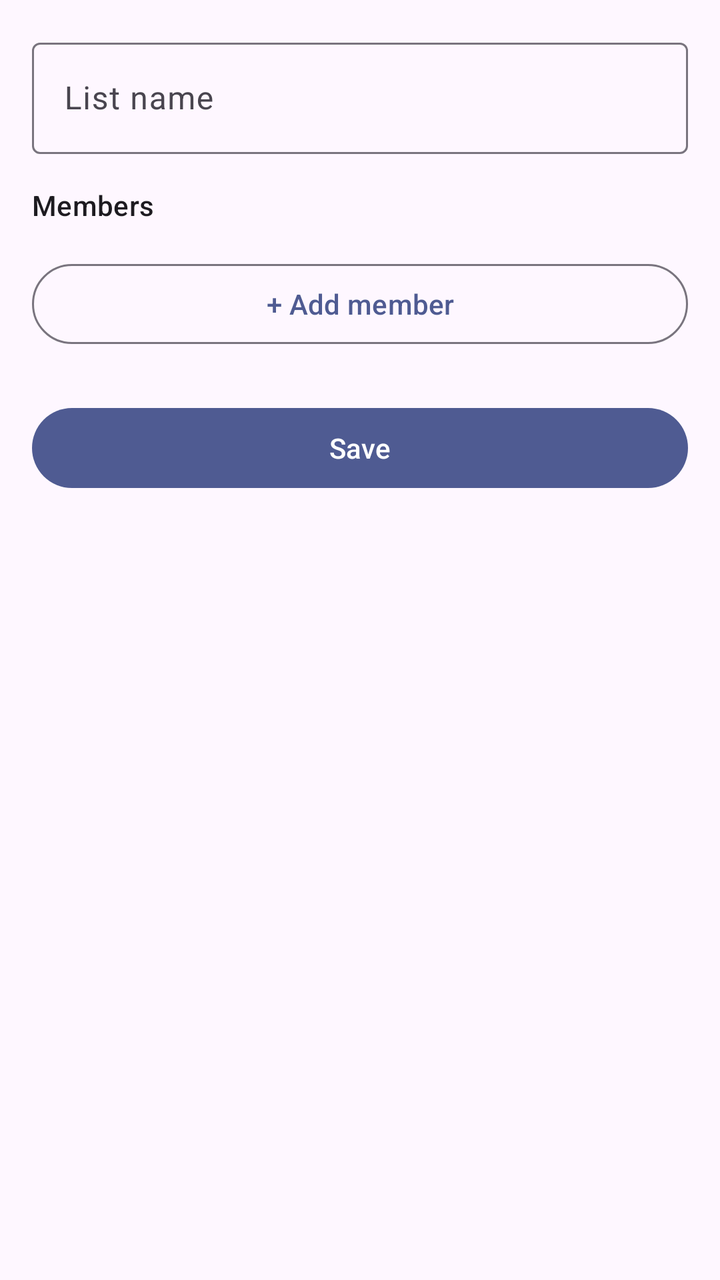
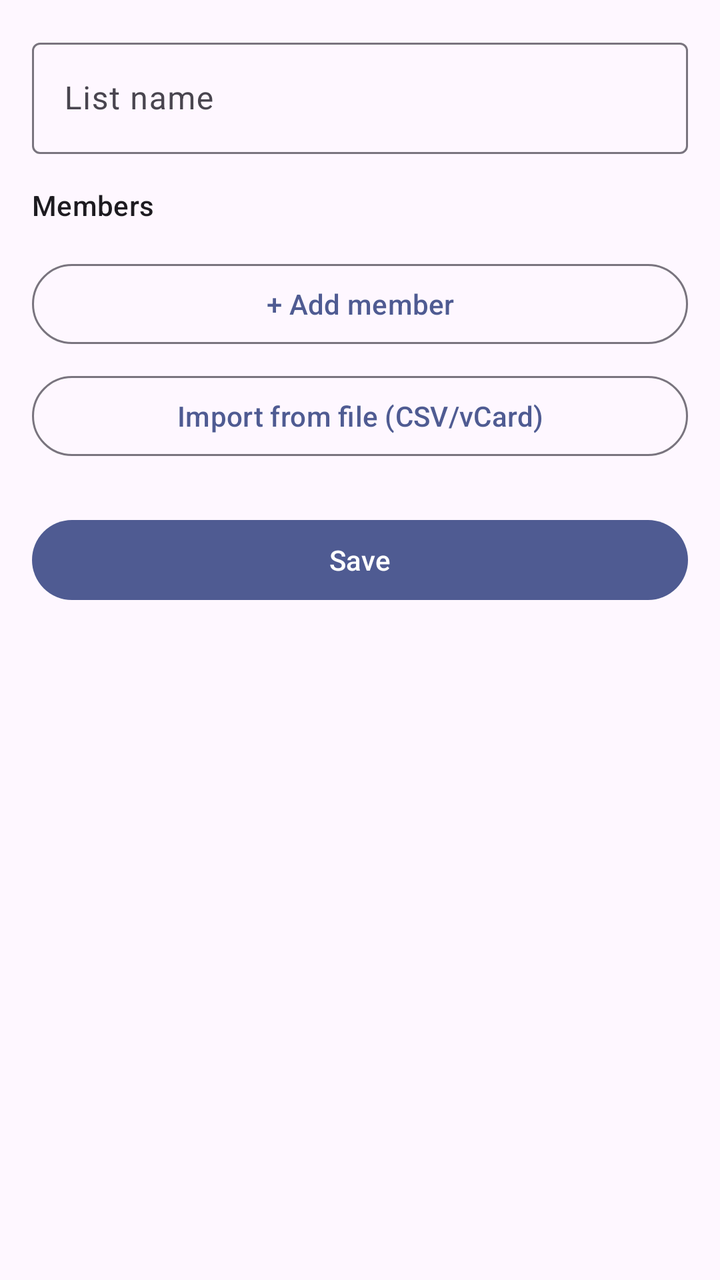

Two renders of the same Android screen: before a commit and after it. Below are the layout's source before the change and the commit's diff.
<!-- AndroidManifest.xml: application theme Theme.Reminders -->
<!-- res/layout/activity_edit_recipient_list.xml -->
<?xml version="1.0" encoding="utf-8"?>
<ScrollView xmlns:android="http://schemas.android.com/apk/res/android"
    android:layout_width="match_parent"
    android:layout_height="match_parent">

    <LinearLayout
        android:layout_width="match_parent"
        android:layout_height="wrap_content"
        android:orientation="vertical"
        android:padding="16dp">

        <com.google.android.material.textfield.TextInputLayout
            android:layout_width="match_parent"
            android:layout_height="wrap_content"
            android:hint="@string/recipient_list_label_name">

            <com.google.android.material.textfield.TextInputEditText
                android:id="@+id/input_name"
                android:layout_width="match_parent"
                android:layout_height="wrap_content" />
        </com.google.android.material.textfield.TextInputLayout>

        <TextView
            android:layout_width="match_parent"
            android:layout_height="wrap_content"
            android:layout_marginTop="16dp"
            android:text="@string/recipient_list_members"
            android:textAppearance="?attr/textAppearanceLabelLarge" />

        <LinearLayout
            android:id="@+id/members_container"
            android:layout_width="match_parent"
            android:layout_height="wrap_content"
            android:orientation="vertical"
            android:layout_marginTop="8dp" />

        <Button
            android:id="@+id/button_add_member"
            style="?attr/materialButtonOutlinedStyle"
            android:layout_width="match_parent"
            android:layout_height="wrap_content"
            android:layout_marginTop="8dp"
            android:text="@string/recipient_list_add_member" />

        <Button
            android:id="@+id/button_save"
            android:layout_width="match_parent"
            android:layout_height="wrap_content"
            android:layout_marginTop="24dp"
            android:text="@string/save" />

        <Button
            android:id="@+id/button_delete"
            style="?attr/materialButtonOutlinedStyle"
            android:layout_width="match_parent"
            android:layout_height="wrap_content"
            android:layout_marginTop="8dp"
            android:text="@string/delete"
            android:visibility="gone"
            android:textColor="?attr/colorError" />
    </LinearLayout>
</ScrollView>
<!-- resources referenced by this layout -->
<resources>
  <string name="delete">Delete reminder</string>
  <string name="recipient_list_add_member">+ Add member</string>
  <string name="recipient_list_label_name">List name</string>
  <string name="recipient_list_members">Members</string>
  <string name="save">Save</string>
  <style name="Theme.Reminders" parent="Theme.Material3.DayNight">
          <item name="colorPrimary">@color/primary</item>
      </style>
  <color name="primary">#4F5B92</color>
</resources>

<!-- the commit's change to res/layout/activity_edit_recipient_list.xml (unified diff, before → after) -->
@@ -43,6 +43,14 @@
             android:text="@string/recipient_list_add_member" />
 
         <Button
+            android:id="@+id/button_import_file"
+            style="?attr/materialButtonOutlinedStyle"
+            android:layout_width="match_parent"
+            android:layout_height="wrap_content"
+            android:layout_marginTop="8dp"
+            android:text="@string/recipient_list_import_file" />
+
+        <Button
             android:id="@+id/button_save"
             android:layout_width="match_parent"
             android:layout_height="wrap_content"
<!-- resource entries referenced after the edit -->
@@ -2,6 +2,7 @@
 <resources>
   <string name="delete">Delete reminder</string>
   <string name="recipient_list_add_member">+ Add member</string>
+  <string name="recipient_list_import_file">Import from file (CSV/vCard)</string>
   <string name="recipient_list_label_name">List name</string>
   <string name="recipient_list_members">Members</string>
   <string name="save">Save</string>
